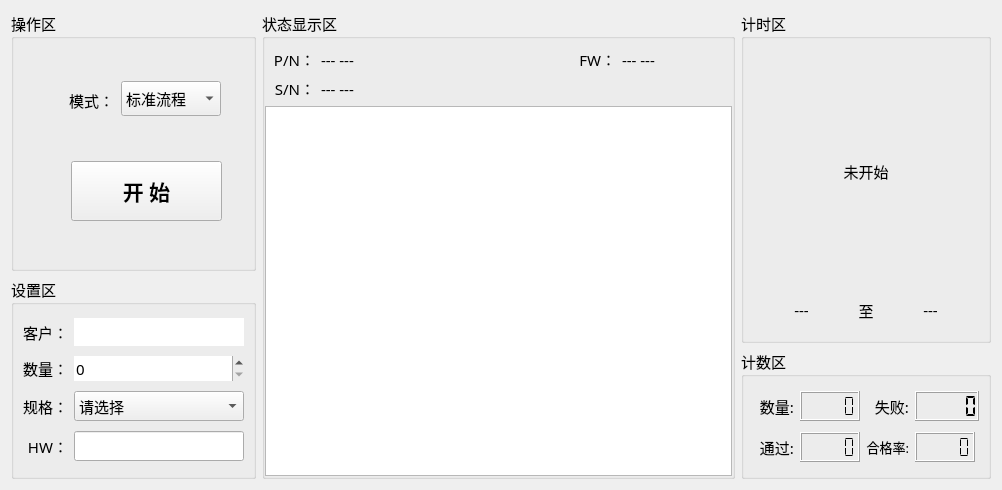
Old version of the form Base-Fvt/Base-Fvt/home/home_workwid.ui in the repository ChinaClever/ScalePoint.
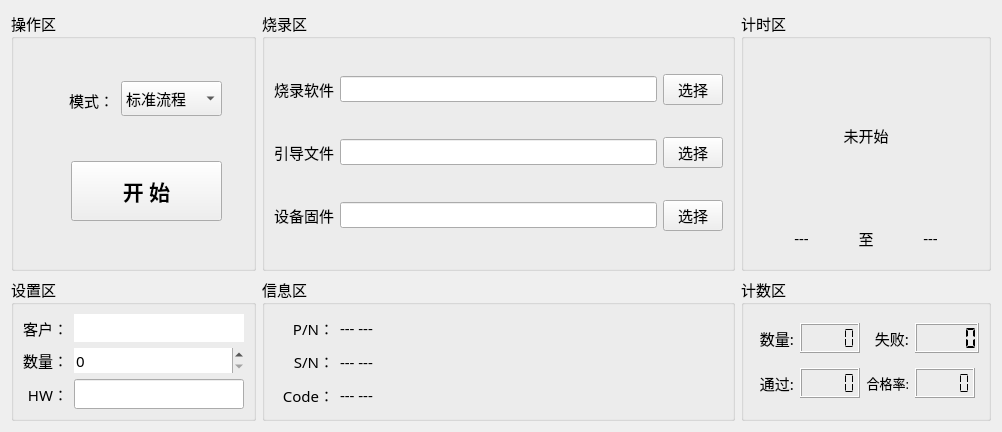
New version of the form.

What changed in the file:
```diff
--- a/Base-Fvt/Base-Fvt/home/home_workwid.ui
+++ b/Base-Fvt/Base-Fvt/home/home_workwid.ui
@@ -7,183 +7,13 @@
     <x>0</x>
     <y>0</y>
     <width>1002</width>
-    <height>490</height>
+    <height>422</height>
    </rect>
   </property>
   <property name="windowTitle">
    <string>Form</string>
   </property>
-  <layout class="QGridLayout" name="gridLayout_2">
-   <item row="2" column="2">
-    <widget class="QGroupBox" name="groupBox_3">
-     <property name="minimumSize">
-      <size>
-       <width>0</width>
-       <height>130</height>
-      </size>
-     </property>
-     <property name="maximumSize">
-      <size>
-       <width>250</width>
-       <height>220</height>
-      </size>
-     </property>
-     <property name="font">
-      <font>
-       <family>微软雅黑</family>
-       <pointsize>11</pointsize>
-      </font>
-     </property>
-     <property name="title">
-      <string>计数区</string>
-     </property>
-     <layout class="QGridLayout" name="gridLayout_4">
-      <item row="0" column="0">
-       <widget class="QLabel" name="label_27">
-        <property name="maximumSize">
-         <size>
-          <width>45</width>
-          <height>30</height>
-         </size>
-        </property>
-        <property name="text">
-         <string>数量:</string>
-        </property>
-        <property name="alignment">
-         <set>Qt::AlignRight|Qt::AlignTrailing|Qt::AlignVCenter</set>
-        </property>
-       </widget>
-      </item>
-      <item row="0" column="1">
-       <widget class="QLCDNumber" name="allLcd">
-        <property name="maximumSize">
-         <size>
-          <width>60</width>
-          <height>30</height>
-         </size>
-        </property>
-        <property name="digitCount">
-         <number>5</number>
-        </property>
-        <property name="segmentStyle">
-         <enum>QLCDNumber::Flat</enum>
-        </property>
-       </widget>
-      </item>
-      <item row="0" column="2">
-       <widget class="QLabel" name="label_28">
-        <property name="maximumSize">
-         <size>
-          <width>45</width>
-          <height>30</height>
-         </size>
-        </property>
-        <property name="text">
-         <string>失败:</string>
-        </property>
-        <property name="alignment">
-         <set>Qt::AlignRight|Qt::AlignTrailing|Qt::AlignVCenter</set>
-        </property>
-       </widget>
-      </item>
-      <item row="0" column="3">
-       <widget class="QLCDNumber" name="errLcd">
-        <property name="maximumSize">
-         <size>
-          <width>70</width>
-          <height>35</height>
-         </size>
-        </property>
-        <property name="digitCount">
-         <number>5</number>
-        </property>
-        <property name="segmentStyle">
-         <enum>QLCDNumber::Flat</enum>
-        </property>
-        <property name="value" stdset="0">
-         <double>0.000000000000000</double>
-        </property>
-        <property name="intValue" stdset="0">
-         <number>0</number>
-        </property>
-       </widget>
-      </item>
-      <item row="1" column="0">
-       <widget class="QLabel" name="label_29">
-        <property name="maximumSize">
-         <size>
-          <width>45</width>
-          <height>30</height>
-         </size>
-        </property>
-        <property name="text">
-         <string>通过:</string>
-        </property>
-        <property name="alignment">
-         <set>Qt::AlignRight|Qt::AlignTrailing|Qt::AlignVCenter</set>
-        </property>
-       </widget>
-      </item>
-      <item row="1" column="1">
-       <widget class="QLCDNumber" name="okLcd">
-        <property name="maximumSize">
-         <size>
-          <width>60</width>
-          <height>30</height>
-         </size>
-        </property>
-        <property name="digitCount">
-         <number>5</number>
-        </property>
-        <property name="segmentStyle">
-         <enum>QLCDNumber::Flat</enum>
-        </property>
-        <property name="intValue" stdset="0">
-         <number>0</number>
-        </property>
-       </widget>
-      </item>
-      <item row="1" column="2">
-       <widget class="QLabel" name="label_30">
-        <property name="maximumSize">
-         <size>
-          <width>60</width>
-          <height>30</height>
-         </size>
-        </property>
-        <property name="font">
-         <font>
-          <family>微软雅黑</family>
-          <pointsize>10</pointsize>
-         </font>
-        </property>
-        <property name="text">
-         <string>合格率:</string>
-        </property>
-        <property name="alignment">
-         <set>Qt::AlignRight|Qt::AlignTrailing|Qt::AlignVCenter</set>
-        </property>
-       </widget>
-      </item>
-      <item row="1" column="3">
-       <widget class="QLCDNumber" name="passLcd">
-        <property name="maximumSize">
-         <size>
-          <width>60</width>
-          <height>30</height>
-         </size>
-        </property>
-        <property name="digitCount">
-         <number>5</number>
-        </property>
-        <property name="segmentStyle">
-         <enum>QLCDNumber::Flat</enum>
-        </property>
-       </widget>
-      </item>
-     </layout>
-    </widget>
-   </item>
+  <layout class="QGridLayout" name="gridLayout_6">
    <item row="0" column="0">
     <widget class="QGroupBox" name="groupBox_4">
      <property name="minimumSize">
@@ -273,25 +103,10 @@
        <rect>
         <x>110</x>
         <y>70</y>
-        <width>100</width>
+        <width>101</width>
         <height>35</height>
        </rect>
       </property>
-      <property name="minimumSize">
-       <size>
-        <width>100</width>
-        <height>0</height>
-       </size>
-      </property>
-      <property name="font">
-       <font>
-        <family>微软雅黑</family>
-        <pointsize>11</pointsize>
-       </font>
-      </property>
-      <property name="contextMenuPolicy">
-       <enum>Qt::NoContextMenu</enum>
-      </property>
       <item>
        <property name="text">
         <string>标准流程</string>
@@ -299,28 +114,243 @@
       </item>
       <item>
        <property name="text">
-        <string>地址生成</string>
+        <string>引导文件</string>
        </property>
       </item>
       <item>
        <property name="text">
-        <string>开关控制</string>
+        <string>应用文件</string>
        </property>
       </item>
       <item>
        <property name="text">
-        <string>继电器测试</string>
-       </property>
-      </item>
-      <item>
-       <property name="text">
-        <string>过零测试</string>
+        <string>令牌写入</string>
        </property>
       </item>
      </widget>
     </widget>
    </item>
-   <item row="1" column="0" rowspan="2">
+   <item row="0" column="1">
+    <widget class="QGroupBox" name="groupBox_6">
+     <property name="font">
+      <font>
+       <family>微软雅黑</family>
+       <pointsize>11</pointsize>
+      </font>
+     </property>
+     <property name="title">
+      <string>烧录区</string>
+     </property>
+     <layout class="QGridLayout" name="gridLayout_2">
+      <item row="0" column="0">
+       <widget class="QLabel" name="label_2">
+        <property name="maximumSize">
+         <size>
+          <width>70</width>
+          <height>16777215</height>
+         </size>
+        </property>
+        <property name="text">
+         <string>烧录软件</string>
+        </property>
+       </widget>
+      </item>
+      <item row="0" column="1">
+       <widget class="QLineEdit" name="cmdEdit">
+        <property name="enabled">
+         <bool>true</bool>
+        </property>
+        <property name="font">
+         <font>
+          <family>微软雅黑 Light</family>
+          <pointsize>10</pointsize>
+         </font>
+        </property>
+       </widget>
+      </item>
+      <item row="0" column="2">
+       <widget class="QPushButton" name="cmdBtn">
+        <property name="maximumSize">
+         <size>
+          <width>60</width>
+          <height>16777215</height>
+         </size>
+        </property>
+        <property name="text">
+         <string>选择</string>
+        </property>
+       </widget>
+      </item>
+      <item row="1" column="0">
+       <widget class="QLabel" name="label_6">
+        <property name="maximumSize">
+         <size>
+          <width>70</width>
+          <height>16777215</height>
+         </size>
+        </property>
+        <property name="text">
+         <string>引导文件</string>
+        </property>
+       </widget>
+      </item>
+      <item row="1" column="1">
+       <widget class="QLineEdit" name="blEdit">
+        <property name="enabled">
+         <bool>true</bool>
+        </property>
+        <property name="font">
+         <font>
+          <family>微软雅黑 Light</family>
+          <pointsize>10</pointsize>
+         </font>
+        </property>
+       </widget>
+      </item>
+      <item row="1" column="2">
+       <widget class="QPushButton" name="dlBtn">
+        <property name="maximumSize">
+         <size>
+          <width>60</width>
+          <height>16777215</height>
+         </size>
+        </property>
+        <property name="text">
+         <string>选择</string>
+        </property>
+       </widget>
+      </item>
+      <item row="2" column="0">
+       <widget class="QLabel" name="label_4">
+        <property name="maximumSize">
+         <size>
+          <width>70</width>
+          <height>16777215</height>
+         </size>
+        </property>
+        <property name="text">
+         <string>设备固件</string>
+        </property>
+       </widget>
+      </item>
+      <item row="2" column="1">
+       <widget class="QLineEdit" name="fnEdit">
+        <property name="enabled">
+         <bool>true</bool>
+        </property>
+        <property name="font">
+         <font>
+          <family>微软雅黑 Light</family>
+          <pointsize>10</pointsize>
+         </font>
+        </property>
+       </widget>
+      </item>
+      <item row="2" column="2">
+       <widget class="QPushButton" name="fnBtn">
+        <property name="maximumSize">
+         <size>
+          <width>60</width>
+          <height>16777215</height>
+         </size>
+        </property>
+        <property name="text">
+         <string>选择</string>
+        </property>
+       </widget>
+      </item>
+     </layout>
+    </widget>
+   </item>
+   <item row="0" column="2">
+    <widget class="QGroupBox" name="groupBox_1">
+     <property name="minimumSize">
+      <size>
+       <width>250</width>
+       <height>150</height>
+      </size>
+     </property>
+     <property name="maximumSize">
+      <size>
+       <width>260</width>
+       <height>350</height>
+      </size>
+     </property>
+     <property name="font">
+      <font>
+       <family>微软雅黑</family>
+       <pointsize>11</pointsize>
+      </font>
+     </property>
+     <property name="title">
+      <string>计时区</string>
+     </property>
+     <layout class="QGridLayout" name="gridLayout">
+      <property name="bottomMargin">
+       <number>20</number>
+      </property>
+      <item row="0" column="0" colspan="3">
+       <widget class="QLabel" name="timeLab">
+        <property name="text">
+         <string>未开始</string>
+        </property>
+        <property name="alignment">
+         <set>Qt::AlignCenter</set>
+        </property>
+       </widget>
+      </item>
+      <item row="1" column="0">
+       <widget class="QLabel" name="startLab">
+        <property name="maximumSize">
+         <size>
+          <width>16777215</width>
+          <height>20</height>
+         </size>
+        </property>
+        <property name="text">
+         <string>---</string>
+        </property>
+        <property name="alignment">
+         <set>Qt::AlignCenter</set>
+        </property>
+       </widget>
+      </item>
+      <item row="1" column="1">
+       <widget class="QLabel" name="label_3">
+        <property name="maximumSize">
+         <size>
+          <width>20</width>
+          <height>20</height>
+         </size>
+        </property>
+        <property name="text">
+         <string>至</string>
+        </property>
+        <property name="alignment">
+         <set>Qt::AlignCenter</set>
+        </property>
+       </widget>
+      </item>
+      <item row="1" column="2">
+       <widget class="QLabel" name="endLab">
+        <property name="maximumSize">
+         <size>
+          <width>16777215</width>
+          <height>20</height>
+         </size>
+        </property>
+        <property name="text">
+         <string>---</string>
+        </property>
+        <property name="alignment">
+         <set>Qt::AlignCenter</set>
+        </property>
+       </widget>
+      </item>
+     </layout>
+    </widget>
+   </item>
+   <item row="1" column="0">
     <widget class="QGroupBox" name="groupBox_2">
      <property name="minimumSize">
       <size>
@@ -344,6 +374,16 @@
       <string>设置区</string>
      </property>
      <layout class="QGridLayout" name="gridLayout_3">
+      <item row="2" column="1">
+       <widget class="QLineEdit" name="hwEdit">
+        <property name="enabled">
+         <bool>true</bool>
+        </property>
+        <property name="text">
+         <string/>
+        </property>
+       </widget>
+      </item>
       <item row="0" column="0">
        <widget class="QLabel" name="label_35">
         <property name="minimumSize">
@@ -366,6 +406,22 @@
         </property>
        </widget>
       </item>
+      <item row="2" column="0">
+       <widget class="QLabel" name="label_5">
+        <property name="minimumSize">
+         <size>
+          <width>45</width>
+          <height>0</height>
+         </size>
+        </property>
+        <property name="text">
+         <string>HW：</string>
+        </property>
+        <property name="alignment">
+         <set>Qt::AlignRight|Qt::AlignTrailing|Qt::AlignVCenter</set>
+        </property>
+       </widget>
+      </item>
       <item row="0" column="1">
        <widget class="QLineEdit" name="userEdit">
         <property name="frame">
@@ -379,31 +435,6 @@
         </property>
        </widget>
       </item>
-      <item row="1" column="0">
-       <widget class="QLabel" name="label_38">
-        <property name="minimumSize">
-         <size>
-          <width>45</width>
-          <height>20</height>
-         </size>
-        </property>
-        <property name="maximumSize">
-         <size>
-          <width>100</width>
-          <height>30</height>
-         </size>
-        </property>
-        <property name="layoutDirection">
-         <enum>Qt::RightToLeft</enum>
-        </property>
-        <property name="text">
-         <string>数量：</string>
-        </property>
-        <property name="alignment">
-         <set>Qt::AlignRight|Qt::AlignTrailing|Qt::AlignVCenter</set>
-        </property>
-       </widget>
-      </item>
       <item row="1" column="1">
        <widget class="QSpinBox" name="cntSpin">
         <property name="minimumSize">
@@ -432,175 +463,36 @@
         </property>
        </widget>
       </item>
-      <item row="2" column="0">
-       <widget class="QLabel" name="label_6">
-        <property name="minimumSize">
-         <size>
-          <width>45</width>
-          <height>0</height>
-         </size>
-        </property>
-        <property name="text">
-         <string>规格：</string>
-        </property>
-        <property name="alignment">
-         <set>Qt::AlignRight|Qt::AlignTrailing|Qt::AlignVCenter</set>
-        </property>
-       </widget>
-      </item>
-      <item row="2" column="1">
-       <widget class="QComboBox" name="specBox">
-        <item>
-         <property name="text">
-          <string>请选择</string>
-         </property>
-        </item>
-        <item>
-         <property name="text">
-          <string>2xC13</string>
-         </property>
-        </item>
-        <item>
-         <property name="text">
-          <string>3xC13</string>
-         </property>
-        </item>
-        <item>
-         <property name="text">
-          <string>C13+C19</string>
-         </property>
-        </item>
-        <item>
-         <property name="text">
-          <string>7xC13+C19</string>
-         </property>
-        </item>
-        <item>
-         <property name="text">
-          <string>2xC19</string>
-         </property>
-        </item>
-       </widget>
-      </item>
-      <item row="3" column="0">
-       <widget class="QLabel" name="label_5">
-        <property name="minimumSize">
-         <size>
-          <width>45</width>
-          <height>0</height>
-         </size>
-        </property>
-        <property name="text">
-         <string>HW：</string>
-        </property>
-        <property name="alignment">
-         <set>Qt::AlignRight|Qt::AlignTrailing|Qt::AlignVCenter</set>
-        </property>
-       </widget>
-      </item>
-      <item row="3" column="1">
-       <widget class="QLineEdit" name="hwEdit">
-        <property name="enabled">
-         <bool>true</bool>
-        </property>
-        <property name="text">
-         <string/>
-        </property>
-       </widget>
-      </item>
-     </layout>
-    </widget>
-   </item>
-   <item row="0" column="2" rowspan="2">
-    <widget class="QGroupBox" name="groupBox_1">
-     <property name="minimumSize">
-      <size>
-       <width>250</width>
-       <height>150</height>
-      </size>
-     </property>
-     <property name="maximumSize">
-      <size>
-       <width>260</width>
-       <height>350</height>
-      </size>
-     </property>
-     <property name="font">
-      <font>
-       <family>微软雅黑</family>
-       <pointsize>11</pointsize>
-      </font>
-     </property>
-     <property name="title">
-      <string>计时区</string>
-     </property>
-     <layout class="QGridLayout" name="gridLayout">
-      <property name="bottomMargin">
-       <number>20</number>
-      </property>
-      <item row="0" column="0" colspan="3">
-       <widget class="QLabel" name="timeLab">
-        <property name="text">
-         <string>未开始</string>
-        </property>
-        <property name="alignment">
-         <set>Qt::AlignCenter</set>
-        </property>
-       </widget>
-      </item>
       <item row="1" column="0">
-       <widget class="QLabel" name="startLab">
-        <property name="maximumSize">
+       <widget class="QLabel" name="label_38">
+        <property name="minimumSize">
          <size>
-          <width>16777215</width>
+          <width>45</width>
           <height>20</height>
          </size>
         </property>
-        <property name="text">
-         <string>---</string>
-        </property>
-        <property name="alignment">
-         <set>Qt::AlignCenter</set>
-        </property>
-       </widget>
-      </item>
-      <item row="1" column="1">
-       <widget class="QLabel" name="label_3">
         <property name="maximumSize">
          <size>
-          <width>20</width>
-          <height>20</height>
+          <width>100</width>
+          <height>30</height>
          </size>
         </property>
-        <property name="text">
-         <string>至</string>
+        <property name="layoutDirection">
+         <enum>Qt::RightToLeft</enum>
         </property>
-        <property name="alignment">
-         <set>Qt::AlignCenter</set>
-        </property>
-       </widget>
-      </item>
-      <item row="1" column="2">
-       <widget class="QLabel" name="endLab">
-        <property name="maximumSize">
-         <size>
-          <width>16777215</width>
-          <height>20</height>
-         </size>
-        </property>
         <property name="text">
-         <string>---</string>
+         <string>数量：</string>
         </property>
         <property name="alignment">
-         <set>Qt::AlignCenter</set>
+         <set>Qt::AlignRight|Qt::AlignTrailing|Qt::AlignVCenter</set>
         </property>
        </widget>
       </item>
      </layout>
     </widget>
    </item>
-   <item row="0" column="1" rowspan="3">
-    <widget class="QGroupBox" name="groupBox_6">
+   <item row="1" column="1">
+    <widget class="QGroupBox" name="groupBox">
      <property name="font">
       <font>
        <family>微软雅黑</family>
@@ -608,23 +500,14 @@
       </font>
      </property>
      <property name="title">
-      <string>状态显示区</string>
+      <string>信息区</string>
      </property>
      <layout class="QGridLayout" name="gridLayout_5">
-      <property name="leftMargin">
-       <number>0</number>
-      </property>
-      <property name="rightMargin">
-       <number>0</number>
-      </property>
-      <property name="bottomMargin">
-       <number>0</number>
-      </property>
       <item row="0" column="0">
        <widget class="QLabel" name="label_14">
         <property name="maximumSize">
          <size>
-          <width>50</width>
+          <width>60</width>
           <height>16777215</height>
          </size>
         </property>
@@ -643,40 +526,11 @@
         </property>
        </widget>
       </item>
-      <item row="0" column="2">
-       <widget class="QLabel" name="label_11">
-        <property name="maximumSize">
-         <size>
-          <width>60</width>
-          <height>16777215</height>
-         </size>
-        </property>
-        <property name="text">
-         <string>FW：</string>
-        </property>
-        <property name="alignment">
-         <set>Qt::AlignRight|Qt::AlignTrailing|Qt::AlignVCenter</set>
-        </property>
-       </widget>
-      </item>
-      <item row="0" column="3">
-       <widget class="QLabel" name="fwLab">
-        <property name="maximumSize">
-         <size>
-          <width>110</width>
-          <height>16777215</height>
-         </size>
-        </property>
-        <property name="text">
-         <string>--- ---</string>
-        </property>
-       </widget>
-      </item>
       <item row="1" column="0">
        <widget class="QLabel" name="label_13">
         <property name="maximumSize">
          <size>
-          <width>50</width>
+          <width>60</width>
           <height>16777215</height>
          </size>
         </property>
@@ -688,20 +542,203 @@
         </property>
        </widget>
       </item>
-      <item row="1" column="1" colspan="3">
+      <item row="1" column="1">
        <widget class="QLabel" name="snLab">
         <property name="text">
          <string>--- ---</string>
         </property>
        </widget>
       </item>
-      <item row="2" column="0" colspan="4">
-       <widget class="QTextEdit" name="textEdit">
-        <property name="enabled">
-         <bool>true</bool>
+      <item row="2" column="0">
+       <widget class="QLabel" name="label_15">
+        <property name="maximumSize">
+         <size>
+          <width>60</width>
+          <height>16777215</height>
+         </size>
         </property>
-        <property name="readOnly">
-         <bool>true</bool>
+        <property name="text">
+         <string>Code：</string>
+        </property>
+        <property name="alignment">
+         <set>Qt::AlignRight|Qt::AlignTrailing|Qt::AlignVCenter</set>
+        </property>
+       </widget>
+      </item>
+      <item row="2" column="1">
+       <widget class="QLabel" name="codeLab">
+        <property name="text">
+         <string>--- ---</string>
+        </property>
+       </widget>
+      </item>
+     </layout>
+    </widget>
+   </item>
+   <item row="1" column="2">
+    <widget class="QGroupBox" name="groupBox_3">
+     <property name="minimumSize">
+      <size>
+       <width>0</width>
+       <height>130</height>
+      </size>
+     </property>
+     <property name="maximumSize">
+      <size>
+       <width>250</width>
+       <height>220</height>
+      </size>
+     </property>
+     <property name="font">
+      <font>
+       <family>微软雅黑</family>
+       <pointsize>11</pointsize>
+      </font>
+     </property>
+     <property name="title">
+      <string>计数区</string>
+     </property>
+     <layout class="QGridLayout" name="gridLayout_4">
+      <item row="0" column="0">
+       <widget class="QLabel" name="label_27">
+        <property name="maximumSize">
+         <size>
+          <width>45</width>
+          <height>30</height>
+         </size>
+        </property>
+        <property name="text">
+         <string>数量:</string>
+        </property>
+        <property name="alignment">
+         <set>Qt::AlignRight|Qt::AlignTrailing|Qt::AlignVCenter</set>
+        </property>
+       </widget>
+      </item>
+      <item row="0" column="1">
+       <widget class="QLCDNumber" name="allLcd">
+        <property name="maximumSize">
+         <size>
+          <width>60</width>
+          <height>30</height>
+         </size>
+        </property>
+        <property name="digitCount">
+         <number>5</number>
+        </property>
+        <property name="segmentStyle">
+         <enum>QLCDNumber::Flat</enum>
+        </property>
+       </widget>
+      </item>
+      <item row="0" column="2">
+       <widget class="QLabel" name="label_28">
+        <property name="maximumSize">
+         <size>
+          <width>45</width>
+          <height>30</height>
+         </size>
+        </property>
+        <property name="text">
+         <string>失败:</string>
+        </property>
+        <property name="alignment">
+         <set>Qt::AlignRight|Qt::AlignTrailing|Qt::AlignVCenter</set>
+        </property>
+       </widget>
+      </item>
+      <item row="0" column="3">
+       <widget class="QLCDNumber" name="errLcd">
+        <property name="maximumSize">
+         <size>
+          <width>70</width>
+          <height>35</height>
+         </size>
+        </property>
+        <property name="digitCount">
+         <number>5</number>
+        </property>
+        <property name="segmentStyle">
+         <enum>QLCDNumber::Flat</enum>
+        </property>
+        <property name="value" stdset="0">
+         <double>0.000000000000000</double>
+        </property>
+        <property name="intValue" stdset="0">
+         <number>0</number>
+        </property>
+       </widget>
+      </item>
+      <item row="1" column="0">
+       <widget class="QLabel" name="label_29">
+        <property name="maximumSize">
+         <size>
+          <width>45</width>
+          <height>30</height>
+         </size>
+        </property>
+        <property name="text">
+         <string>通过:</string>
+        </property>
+        <property name="alignment">
+         <set>Qt::AlignRight|Qt::AlignTrailing|Qt::AlignVCenter</set>
+        </property>
+       </widget>
+      </item>
+      <item row="1" column="1">
+       <widget class="QLCDNumber" name="okLcd">
+        <property name="maximumSize">
+         <size>
+          <width>60</width>
+          <height>30</height>
+         </size>
+        </property>
+        <property name="digitCount">
+         <number>5</number>
+        </property>
+        <property name="segmentStyle">
+         <enum>QLCDNumber::Flat</enum>
+        </property>
+        <property name="intValue" stdset="0">
+         <number>0</number>
+        </property>
+       </widget>
+      </item>
+      <item row="1" column="2">
+       <widget class="QLabel" name="label_30">
+        <property name="maximumSize">
+         <size>
+          <width>60</width>
+          <height>30</height>
+         </size>
+        </property>
+        <property name="font">
+         <font>
+          <family>微软雅黑</family>
+          <pointsize>10</pointsize>
+         </font>
+        </property>
+        <property name="text">
+         <string>合格率:</string>
+        </property>
+        <property name="alignment">
+         <set>Qt::AlignRight|Qt::AlignTrailing|Qt::AlignVCenter</set>
+        </property>
+       </widget>
+      </item>
+      <item row="1" column="3">
+       <widget class="QLCDNumber" name="passLcd">
+        <property name="maximumSize">
+         <size>
+          <width>60</width>
+          <height>30</height>
+         </size>
+        </property>
+        <property name="digitCount">
+         <number>5</number>
+        </property>
+        <property name="segmentStyle">
+         <enum>QLCDNumber::Flat</enum>
         </property>
        </widget>
       </item>
```
